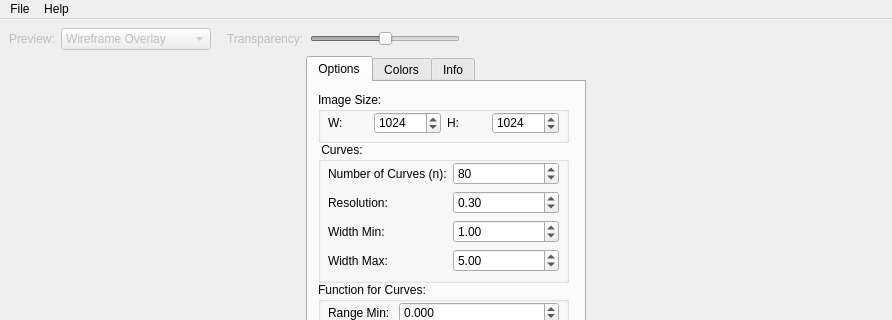
Before: the Qt Designer form src/mainwindow.ui in maxim-s-barabash/ZebraTrace, drawn with Qt 5; both pictures show x 0 to 892 and y 0 to 320 of the 892 by 592 pixel window.
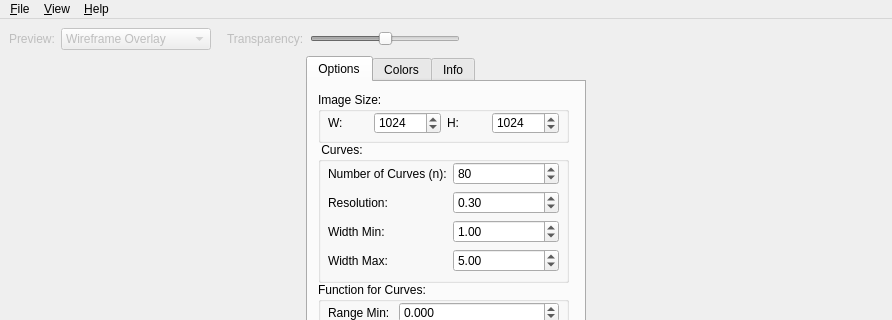
After: the same form once the commit is applied. Icons and pictures are not drawn.

The edit to the form file:
```diff
--- a/src/mainwindow.ui
+++ b/src/mainwindow.ui
@@ -602,7 +602,7 @@
    </property>
    <widget class="QMenu" name="menuFile">
     <property name="title">
-     <string>File</string>
+     <string>&amp;File</string>
     </property>
     <addaction name="actionOpenBitmap"/>
     <addaction name="actionSaveSVG"/>
@@ -611,12 +611,20 @@
    </widget>
    <widget class="QMenu" name="menuHelp">
     <property name="title">
-     <string>Help</string>
+     <string>&amp;Help</string>
     </property>
     <addaction name="actionAbout"/>
     <addaction name="actionAboutQt"/>
    </widget>
+   <widget class="QMenu" name="menu_View">
+    <property name="title">
+     <string>&amp;View</string>
+    </property>
+    <addaction name="actionBackground"/>
+    <addaction name="actionBorder"/>
+   </widget>
    <addaction name="menuFile"/>
+   <addaction name="menu_View"/>
    <addaction name="menuHelp"/>
   </widget>
   <action name="actionOpenBitmap">
```
Left out of the diff: 22 changed lines with no effect on the pictures.
